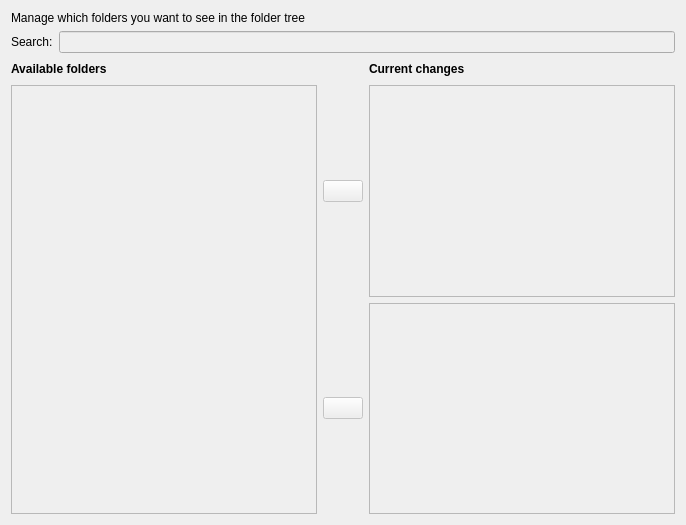
Qt form subscriptiondialog.ui (KDE/akonadi) before a commit.
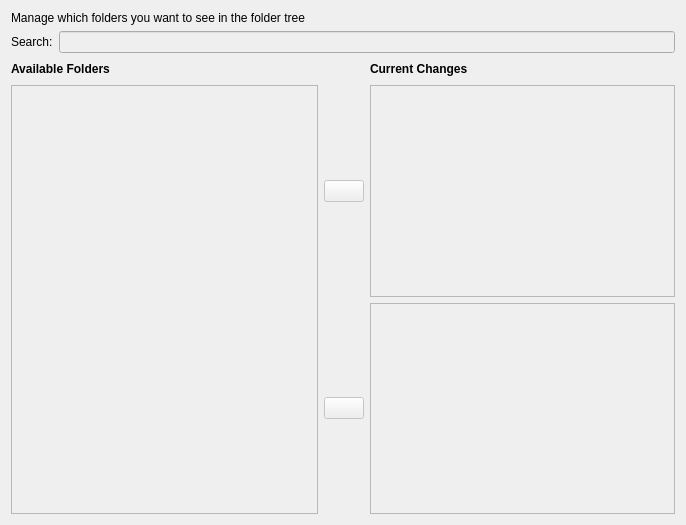
The same form after that commit. Custom widgets are drawn as their Qt base class.

Commit message: i18n style guide fixes: http://techbase.kde.org/Projects/Usability/HIG/Capitalization

```diff
--- a/subscriptiondialog.ui
+++ b/subscriptiondialog.ui
@@ -48,7 +48,7 @@
    <item row="2" column="0" >
     <widget class="QLabel" name="label_2" >
      <property name="text" >
-      <string>&lt;b>Available folders&lt;/b></string>
+      <string>&lt;b>Available Folders&lt;/b></string>
      </property>
     </widget>
    </item>
@@ -68,7 +68,7 @@
    <item row="2" column="3" >
     <widget class="QLabel" name="label_3" >
      <property name="text" >
-      <string>&lt;b>Current changes&lt;/b></string>
+      <string>&lt;b>Current Changes&lt;/b></string>
      </property>
     </widget>
    </item>
```
